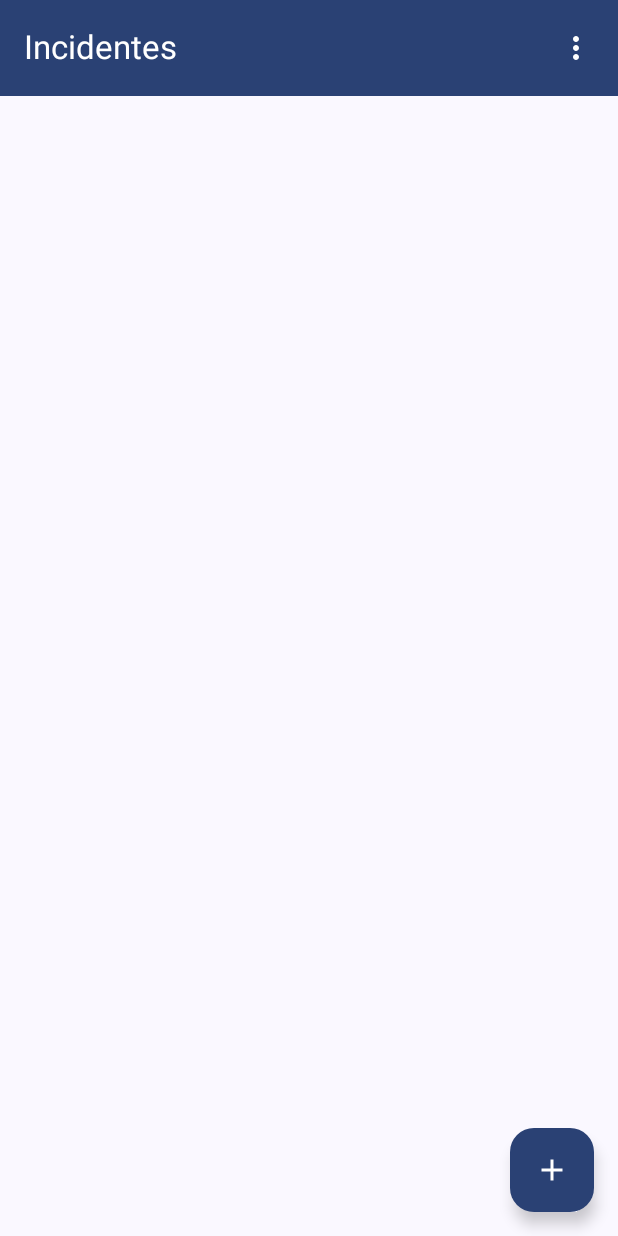
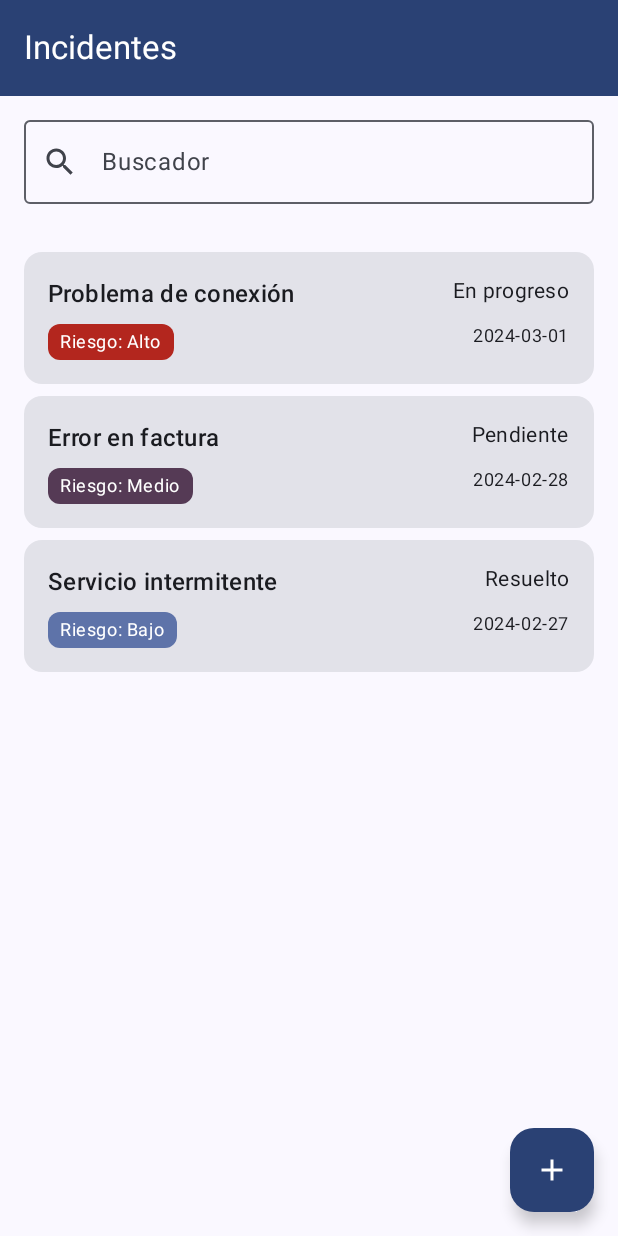
Before and after one commit to SoloAWS/frontend-android-app, an Android app built with Jetpack Compose: the IncidentListScreen screen opened through its navigation route, on a phone screen of 412 x 824 dp. Run offline under Robolectric (Android 15) with nearby library versions, the phone set to English and light mode, and no system bars; our stand-ins replace Dagger/Hilt's generated code.

Commit message:
created screens for Incident List and Registration

```diff
--- a/app/src/main/java/com/misw/abcalls/navigation/Navigation.kt
+++ b/app/src/main/java/com/misw/abcalls/navigation/Navigation.kt
@@ -3,13 +3,22 @@ import androidx.hilt.navigation.compose.hiltViewModel
 import androidx.navigation.compose.NavHost
 import androidx.navigation.compose.composable
 import androidx.navigation.compose.rememberNavController
+import com.misw.abcalls.ui.screens.IncidentListScreen
+import com.misw.abcalls.ui.screens.UserRegistrationScreen
 import com.misw.abcalls.ui.viewmodel.CreateIncidentViewModel
 
 @Composable
 fun Navigation() {
     val navController = rememberNavController()
 
-    NavHost(navController = navController, startDestination = "incidentList") {
+    NavHost(navController = navController, startDestination = "register") {
+        composable("register") {
+            UserRegistrationScreen(
+                // TODO: Modify the navigation to Login once it is created
+                onNavigateToLogin = { navController.navigate("incidentList") }
+            )
+        }
+
         composable("incidentList") {
             IncidentListScreen(
                 onCreateIncident = { navController.navigate("createIncident") }
--- a/app/src/main/java/com/misw/abcalls/ui/screens/IncidentListScreen.kt
+++ b/app/src/main/java/com/misw/abcalls/ui/screens/IncidentListScreen.kt
@@ -1,31 +1,36 @@
+package com.misw.abcalls.ui.screens
+
 import androidx.compose.foundation.layout.*
+import androidx.compose.foundation.lazy.LazyColumn
+import androidx.compose.foundation.lazy.items
+import androidx.compose.material.icons.Icons
+import androidx.compose.material.icons.filled.*
 import androidx.compose.material3.*
 import androidx.compose.runtime.*
+import androidx.compose.ui.Alignment
 import androidx.compose.ui.Modifier
+import androidx.compose.ui.text.style.TextOverflow
 import androidx.compose.ui.unit.dp
-import androidx.compose.ui.tooling.preview.Preview
-import androidx.compose.material.icons.Icons
-import androidx.compose.material.icons.filled.*
-import androidx.compose.ui.graphics.Color
-import androidx.compose.ui.text.style.TextAlign
+import androidx.hilt.navigation.compose.hiltViewModel
+import com.misw.abcalls.ui.viewmodel.IncidentItem
+import com.misw.abcalls.ui.viewmodel.IncidentListViewModel
 
 @OptIn(ExperimentalMaterial3Api::class)
 @Composable
-fun IncidentListScreen(onCreateIncident: () -> Unit) {
+fun IncidentListScreen(
+    onCreateIncident: () -> Unit,
+    viewModel: IncidentListViewModel = hiltViewModel()
+) {
+    val uiState by viewModel.uiState.collectAsState()
+    val searchQuery by viewModel.searchQuery.collectAsState()
+
     Scaffold(
         topBar = {
             TopAppBar(
-                title = { Text("Incidentes",
-                    color = MaterialTheme.colorScheme.onPrimary,
-                    textAlign = TextAlign.Center,
-                    ) },
-                actions = {
-                    IconButton(onClick = { /* TODO: Handle menu */ }) {
-                        Icon(Icons.Filled.MoreVert, contentDescription = "Menu", tint = MaterialTheme.colorScheme.onPrimary)
-                    }
-                },
+                title = { Text("Incidentes") },
                 colors = TopAppBarDefaults.smallTopAppBarColors(
-                    containerColor = MaterialTheme.colorScheme.primary
+                    containerColor = MaterialTheme.colorScheme.primary,
+                    titleContentColor = MaterialTheme.colorScheme.onPrimary
                 )
             )
         },
@@ -34,22 +39,151 @@ fun IncidentListScreen(onCreateIncident: () -> Unit) {
                 onClick = onCreateIncident,
                 containerColor = MaterialTheme.colorScheme.primary
             ) {
-                Icon(Icons.Filled.Add, contentDescription = "Add Incident", tint = MaterialTheme.colorScheme.onPrimary)
+                Icon(Icons.Filled.Add, contentDescription = "Crear incidente", tint = MaterialTheme.colorScheme.onPrimary)
             }
         }
-    ) { innerPadding ->
-        // Here you would typically have a LazyColumn to display the list of incidents
-        Box(modifier = Modifier.fillMaxSize().padding(innerPadding)) {
-            Text("", modifier = Modifier.padding(16.dp))
+    ) { padding ->
+        Column(
+            modifier = Modifier
+                .fillMaxSize()
+                .padding(padding)
+        ) {
+            // Search bar
+            OutlinedTextField(
+                value = searchQuery,
+                onValueChange = { viewModel.updateSearchQuery(it) },
+                modifier = Modifier
+                    .fillMaxWidth()
+                    .padding(16.dp),
+                placeholder = { Text("Buscador") },
+                leadingIcon = { Icon(Icons.Default.Search, contentDescription = "Buscar") },
+                singleLine = true
+            )
+
+            when {
+                uiState.isLoading -> {
+                    Box(
+                        modifier = Modifier.fillMaxSize(),
+                        contentAlignment = Alignment.Center
+                    ) {
+                        CircularProgressIndicator()
+                    }
+                }
+
+                uiState.error != null -> {
+                    Box(
+                        modifier = Modifier.fillMaxSize(),
+                        contentAlignment = Alignment.Center
+                    ) {
+                        Column(
+                            horizontalAlignment = Alignment.CenterHorizontally,
+                            verticalArrangement = Arrangement.spacedBy(16.dp)
+                        ) {
+                            Text(uiState.error!!)
+                            Button(onClick = { viewModel.retryLoading() }) {
+                                Text("Reintentar")
+                            }
+                        }
+                    }
+                }
+
+                uiState.filteredIncidents.isEmpty() && searchQuery.isNotEmpty() -> {
+                    Box(
+                        modifier = Modifier.fillMaxSize(),
+                        contentAlignment = Alignment.Center
+                    ) {
+                        Text("No se encontraron incidentes")
+                    }
+                }
+
+                uiState.incidents.isEmpty() -> {
+                    Box(
+                        modifier = Modifier.fillMaxSize(),
+                        contentAlignment = Alignment.Center
+                    ) {
+                        Text("No tienes incidentes registrados")
+                    }
+                }
+
+                else -> {
+                    LazyColumn(
+                        modifier = Modifier.fillMaxSize(),
+                        contentPadding = PaddingValues(16.dp),
+                        verticalArrangement = Arrangement.spacedBy(8.dp)
+                    ) {
+                        items(uiState.filteredIncidents) { incident ->
+                            IncidentCard(incident = incident)
+                        }
+                    }
+                }
+            }
         }
     }
 }
 
+@OptIn(ExperimentalMaterial3Api::class)
+@Composable
+fun IncidentCard(incident: IncidentItem) {
+    Card(
+        modifier = Modifier.fillMaxWidth(),
+        onClick = { /* TODO: Navigate to incident details */ }
+    ) {
+        Column(
+            modifier = Modifier
+                .fillMaxWidth()
+                .padding(16.dp),
+            verticalArrangement = Arrangement.spacedBy(8.dp)
+        ) {
+            Row(
+                modifier = Modifier.fillMaxWidth(),
+                horizontalArrangement = Arrangement.SpaceBetween
+            ) {
+                Text(
+                    text = incident.name,
+                    style = MaterialTheme.typography.titleMedium,
+                    maxLines = 1,
+                    overflow = TextOverflow.Ellipsis,
+                    modifier = Modifier.weight(1f)
+                )
+                Spacer(modifier = Modifier.width(8.dp))
+                Text(
+                    text = incident.status,
+                    style = MaterialTheme.typography.bodyMedium
+                )
+            }
 
-@Preview(showBackground = true)
-@Composable
-fun IncidentListScreenPreview() {
-    MaterialTheme {
-        IncidentListScreen(onCreateIncident = {})
+            Row(
+                modifier = Modifier.fillMaxWidth(),
+                horizontalArrangement = Arrangement.SpaceBetween
+            ) {
+                RiskLevelChip(riskLevel = incident.riskLevel)
+                Text(
+                    text = incident.creationDate,
+                    style = MaterialTheme.typography.bodySmall
+                )
+            }
+        }
     }
 }
+
+@Composable
+fun RiskLevelChip(riskLevel: String) {
+    val (backgroundColor, contentColor) = when (riskLevel) {
+        "Alto" -> MaterialTheme.colorScheme.error to MaterialTheme.colorScheme.onError
+        "Medio" -> MaterialTheme.colorScheme.tertiary to MaterialTheme.colorScheme.onTertiary
+        else -> MaterialTheme.colorScheme.primaryContainer to MaterialTheme.colorScheme.onPrimaryContainer
+    }
+
+    Surface(
+        color = backgroundColor,
+        contentColor = contentColor,
+        shape = MaterialTheme.shapes.small,
+        modifier = Modifier.padding(end = 8.dp)
+    ) {
+        Text(
+            text = "Riesgo: $riskLevel",
+            style = MaterialTheme.typography.bodySmall,
+            modifier = Modifier.padding(horizontal = 8.dp, vertical = 4.dp)
+        )
+    }
+}
--- /dev/null
+++ b/app/src/main/java/com/misw/abcalls/ui/screens/UserRegistrationScreen.kt
@@ -0,0 +1,190 @@
+package com.misw.abcalls.ui.screens
+
+import androidx.compose.foundation.layout.*
+import androidx.compose.material3.*
+import androidx.compose.runtime.*
+import androidx.compose.ui.Alignment
+import androidx.compose.ui.Modifier
+import androidx.compose.ui.text.input.PasswordVisualTransformation
+import androidx.compose.ui.unit.dp
+import androidx.hilt.navigation.compose.hiltViewModel
+import com.misw.abcalls.data.model.DocumentType
+import com.misw.abcalls.ui.viewmodel.UserRegistrationUiState
+import com.misw.abcalls.ui.viewmodel.UserRegistrationViewModel
+
+@OptIn(ExperimentalMaterial3Api::class)
+@Composable
+fun UserRegistrationScreen(
+    onNavigateToLogin: () -> Unit,
+    viewModel: UserRegistrationViewModel = hiltViewModel()
+) {
+    val uiState by viewModel.uiState.collectAsState()
+    var isDocumentTypeExpanded by remember { mutableStateOf(false) }
+
+    LaunchedEffect(uiState.registrationSuccess) {
+        if (uiState.registrationSuccess) {
+            onNavigateToLogin()
+            viewModel.resetSuccess()
+        }
+    }
+
+    Scaffold(
+        topBar = {
+            TopAppBar(
+                title = { Text("Registro de Usuario") },
+                colors = TopAppBarDefaults.smallTopAppBarColors(
+                    containerColor = MaterialTheme.colorScheme.primary,
+                    titleContentColor = MaterialTheme.colorScheme.onPrimary
+                )
+            )
+        }
+    ) { padding ->
+        Column(
+            modifier = Modifier
+                .fillMaxSize()
+                .padding(padding)
+                .padding(16.dp),
+            verticalArrangement = Arrangement.spacedBy(16.dp)
+        ) {
+            OutlinedTextField(
+                value = uiState.name,
+                onValueChange = { viewModel.updateName(it) },
+                label = { Text("Nombre completo") },
+                isError = uiState.nameError != null,
+                supportingText = { uiState.nameError?.let { Text(it) } },
+                modifier = Modifier.fillMaxWidth()
+            )
+            ExposedDropdownMenuBox(
+                expanded = isDocumentTypeExpanded,
+                onExpandedChange = { isDocumentTypeExpanded = it },
+                modifier = Modifier.fillMaxWidth()
+            ) {
+                OutlinedTextField(
+                    value = uiState.documentType.displayName,
+                    onValueChange = { },
+                    readOnly = true,
+                    label = { Text("Tipo de documento") },
+                    trailingIcon = { ExposedDropdownMenuDefaults.TrailingIcon(expanded = isDocumentTypeExpanded) },
+                    modifier = Modifier
+                        .fillMaxWidth()
+                        .menuAnchor()
+                )
+
+                ExposedDropdownMenu(
+                    expanded = isDocumentTypeExpanded,
+                    onDismissRequest = { isDocumentTypeExpanded = false }
+                ) {
+                    DocumentType.entries.forEach { documentType ->
+                        DropdownMenuItem(
+                            text = { Text(documentType.displayName) },
+                            onClick = {
+                                viewModel.updateDocumentType(documentType)
+                                isDocumentTypeExpanded = false
+                            }
+                        )
+                    }
+                }
+            }
+
+            // Document ID TextField
+            OutlinedTextField(
+                value = uiState.documentId,
+                onValueChange = { viewModel.updateDocumentId(it) },
+                label = { Text("Número de documento") },
+                isError = uiState.documentIdError != null,
+                supportingText = { uiState.documentIdError?.let { Text(it) } },
+                modifier = Modifier.fillMaxWidth()
+            )
+
+            OutlinedTextField(
+                value = uiState.email,
+                onValueChange = { viewModel.updateEmail(it) },
+                label = { Text("Correo electrónico") },
+                isError = uiState.emailError != null,
+                supportingText = { uiState.emailError?.let { Text(it) } },
+                modifier = Modifier.fillMaxWidth()
+            )
+
+            OutlinedTextField(
+                value = uiState.password,
+                onValueChange = { viewModel.updatePassword(it) },
+                label = { Text("Contraseña") },
+                visualTransformation = PasswordVisualTransformation(),
+                isError = uiState.passwordError != null,
+                supportingText = { uiState.passwordError?.let { Text(it) } },
+                modifier = Modifier.fillMaxWidth()
+            )
+
+            OutlinedTextField(
+                value = uiState.confirmPassword,
+                onValueChange = { viewModel.updateConfirmPassword(it) },
+                label = { Text("Confirmar contraseña") },
+                visualTransformation = PasswordVisualTransformation(),
+                isError = uiState.confirmPasswordError != null,
+                supportingText = { uiState.confirmPasswordError?.let { Text(it) } },
+                modifier = Modifier.fillMaxWidth()
+            )
+
+            Row(
+                verticalAlignment = Alignment.CenterVertically,
+                modifier = Modifier.fillMaxWidth()
+            ) {
+                Checkbox(
+                    checked = uiState.termsAccepted,
+                    onCheckedChange = { viewModel.updateTermsAccepted(it) }
+                )
+                Text("Acepto términos y condiciones")
+            }
+
+            Button(
+                onClick = { viewModel.register() },
+                enabled = isFormValid(uiState),
+                modifier = Modifier.fillMaxWidth()
+            ) {
+                if (uiState.isLoading) {
+                    CircularProgressIndicator(
+                        color = MaterialTheme.colorScheme.onPrimary,
+                        modifier = Modifier.size(24.dp)
+                    )
+                } else {
+                    Text("Registrarse")
+                }
+            }
+
+            TextButton(
+                onClick = onNavigateToLogin,
+                modifier = Modifier.align(Alignment.CenterHorizontally)
+            ) {
+                Text("¿Ya tienes una cuenta? Iniciar sesión")
+            }
+        }
+    }
+
+    if (uiState.error != null) {
+        AlertDialog(
+            onDismissRequest = { viewModel.resetError() },
+            title = { Text("Error") },
+            text = { Text(uiState.error!!) },
+            confirmButton = {
+                TextButton(onClick = { viewModel.resetError() }) {
+                    Text("OK")
+                }
+            }
+        )
+    }
+}
+
+    private fun isFormValid(state: UserRegistrationUiState): Boolean {
+        return state.name.isNotBlank() &&
+                state.email.isNotBlank() &&
+                state.password.isNotBlank() &&
+                state.confirmPassword.isNotBlank() &&
+                state.documentId.isNotBlank() &&
+                state.termsAccepted &&
+                state.nameError == null &&
+                state.emailError == null &&
+                state.passwordError == null &&
+                state.confirmPasswordError == null &&
+                state.documentIdError == null &&
+                !state.isLoading
+    }
--- /dev/null
+++ b/app/src/main/java/com/misw/abcalls/ui/viewmodel/IncidentListViewModel.kt
@@ -0,0 +1,87 @@
+package com.misw.abcalls.ui.viewmodel
+
+import androidx.lifecycle.ViewModel
+import androidx.lifecycle.viewModelScope
+import dagger.hilt.android.lifecycle.HiltViewModel
+import kotlinx.coroutines.flow.*
+import kotlinx.coroutines.launch
+import javax.inject.Inject
+
+@HiltViewModel
+class IncidentListViewModel @Inject constructor() : ViewModel() {
+    private val _uiState = MutableStateFlow(IncidentListUiState())
+    val uiState: StateFlow<IncidentListUiState> = _uiState
+
+    private val _searchQuery = MutableStateFlow("")
+    val searchQuery = _searchQuery.asStateFlow()
+
+    init {
+        loadIncidents()
+
+        _searchQuery
+            .debounce(300)
+            .onEach { query ->
+                _uiState.update { currentState ->
+                    currentState.copy(
+                        filteredIncidents = currentState.incidents.filter {
+                            it.name.contains(query, ignoreCase = true)
+                        }
+                    )
+                }
+            }
+            .launchIn(viewModelScope)
+    }
+
+    fun updateSearchQuery(query: String) {
+        _searchQuery.value = query
+    }
+
+    private fun loadIncidents() {
+        viewModelScope.launch {
+            _uiState.update { it.copy(isLoading = true) }
+            try {
+                // TODO: Replace with actual API call
+                // Simulating API delay
+                kotlinx.coroutines.delay(1000)
+                val mockIncidents = listOf(
+                    IncidentItem("Problema de conexión", "Alto", "En progreso", "2024-03-01"),
+                    IncidentItem("Error en factura", "Medio", "Pendiente", "2024-02-28"),
+                    IncidentItem("Servicio intermitente", "Bajo", "Resuelto", "2024-02-27")
+                )
+                _uiState.update {
+                    it.copy(
+                        isLoading = false,
+                        incidents = mockIncidents,
+                        filteredIncidents = mockIncidents
+                    )
+                }
+            } catch (e: Exception) {
+                _uiState.update {
+                    it.copy(
+                        isLoading = false,
+                        error = "Error de conexión. Por favor intenta más tarde"
+                    )
+                }
+            }
+        }
+    }
+
+    fun retryLoading() {
+        _uiState.update { it.copy(error = null) }
+        loadIncidents()
+    }
+}
+
+data class IncidentItem(
+    val name: String,
+    val riskLevel: String,
+    val status: String,
+    val creationDate: String
+)
+
+data class IncidentListUiState(
+    val incidents: List<IncidentItem> = emptyList(),
+    val filteredIncidents: List<IncidentItem> = emptyList(),
+    val isLoading: Boolean = false,
+    val error: String? = null
+)
```
Also changed, not shown: app/src/main/java/com/misw/abcalls/data/model/DocumentType.kt (added, +11 -0 lines), app/src/main/java/com/misw/abcalls/ui/viewmodel/UserRegistrationViewModel.kt (added, +184 -0 lines).
